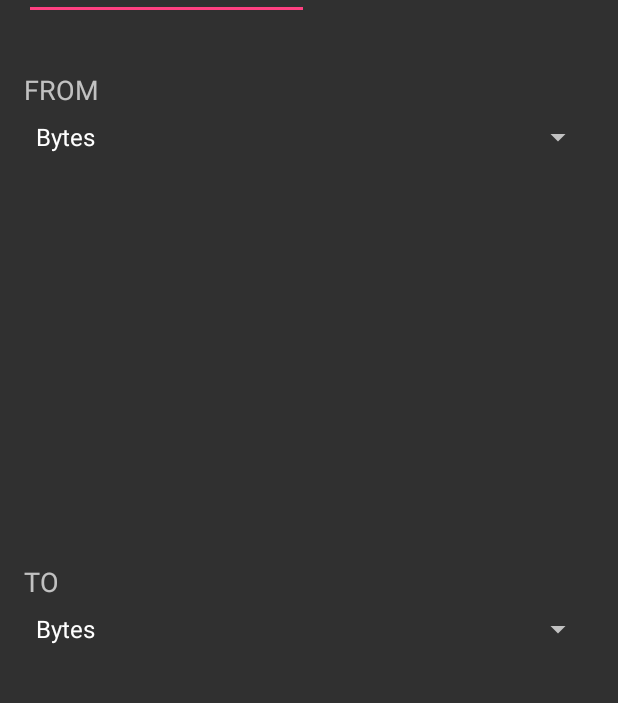
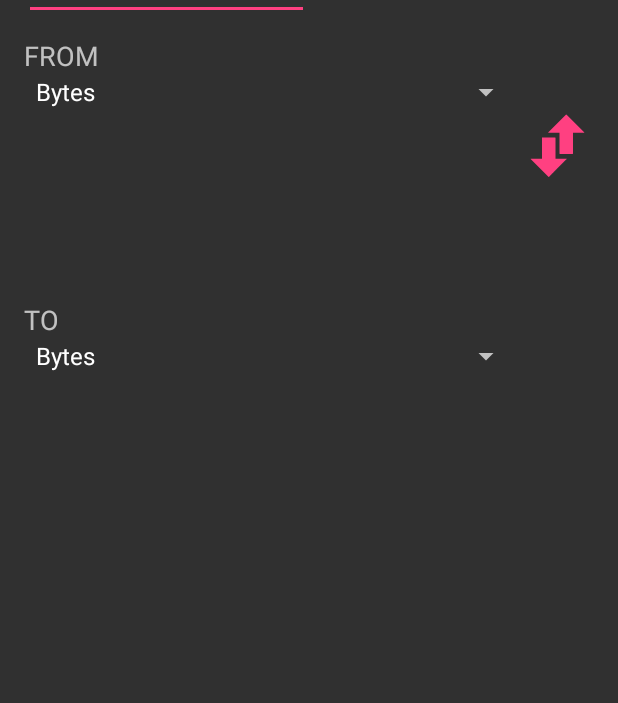
Before and after one commit to andrea9293/ByteConverter, an Android app: the screen it shows after launch (MainActivity), on a phone screen of 412 x 824 dp, the part 304-1007 px from its top. Run offline under Robolectric (Android 15) with nearby library versions, the phone set to English and light mode, and no system bars; 3 statements that could not run were skipped.

Commit message:
add switch button

```diff
--- a/app/src/main/java/com/example/andrea/byteconverter/MainActivity.java
+++ b/app/src/main/java/com/example/andrea/byteconverter/MainActivity.java
@@ -20,6 +20,7 @@ import android.view.MenuItem;
 import android.view.inputmethod.InputMethodManager;
 import android.widget.Button;
 import android.widget.EditText;
+import android.widget.ImageButton;
 import android.widget.Spinner;
 import android.widget.TextView;
 import android.widget.Toast;
@@ -55,6 +56,18 @@ public class MainActivity extends AppCompatActivity implements OnNavigationItemS
         NavigationView navigationView = (NavigationView) findViewById(R.id.nav_view);
         navigationView.setNavigationItemSelectedListener((OnNavigationItemSelectedListener) this);
 
+        final Spinner spinner_from = (Spinner) findViewById(R.id.spinner_from);
+        final Spinner spinner_to= (Spinner) findViewById(R.id.spinner_to);
+
+        ImageButton switch_val = (ImageButton) findViewById(R.id.switchButton);
+        switch_val.setOnClickListener(new View.OnClickListener(){
+            public void onClick(View view){
+                Integer tmp=spinner_to.getSelectedItemPosition();
+                spinner_to.setSelection(spinner_from.getSelectedItemPosition());
+                spinner_from.setSelection(tmp);
+            }
+        });
+
 
         final TextView text2 = (TextView) findViewById(R.id.textView2);
         final EditText text = (EditText) findViewById(R.id.editText);
@@ -66,8 +79,8 @@ public class MainActivity extends AppCompatActivity implements OnNavigationItemS
                 imm.hideSoftInputFromWindow(getCurrentFocus().getWindowToken(), 0);
 
                 //preleva l'indice degli spinner
-                Spinner spinner_from = (Spinner) findViewById(R.id.spinner_from);
-                Spinner spinner_to= (Spinner) findViewById(R.id.spinner_to);
+                /*Spinner spinner_from = (Spinner) findViewById(R.id.spinner_from);
+                Spinner spinner_to= (Spinner) findViewById(R.id.spinner_to);*/
                 Integer index_f=spinner_from.getSelectedItemPosition();
                 Integer index_t=spinner_to.getSelectedItemPosition();
 
@@ -249,9 +262,9 @@ public class MainActivity extends AppCompatActivity implements OnNavigationItemS
             CharSequence text = "Thanks to donate :D";
             toast_p(text);
             startActivity(browserIntent);
-        } else if (id == R.id.nav_send) {
+        } /*else if (id == R.id.nav_send) {
 
-        }
+        }*/
 
         DrawerLayout drawer = (DrawerLayout) findViewById(R.id.drawer_layout);
         drawer.closeDrawer(GravityCompat.START);
--- a/app/src/main/res/layout/content_main.xml
+++ b/app/src/main/res/layout/content_main.xml
@@ -54,27 +54,28 @@
         android:layout_alignParentEnd="true" />
 
     <TextView
-        android:layout_width="match_parent"
+        android:text="FROM"
+        android:layout_width="wrap_content"
         android:layout_height="wrap_content"
-        android:id="@+id/textView2"
-        android:textAlignment="center"
-        android:textSize="30sp"
-        android:layout_alignParentBottom="true"
-        android:layout_marginBottom="87dp"
+        android:id="@+id/textView3"
+        android:textSize="18sp"
+        android:layout_below="@+id/editText"
         android:layout_alignParentLeft="true"
-        android:layout_alignParentStart="true" />
+        android:layout_alignParentStart="true"
+        android:layout_marginTop="11dp" />
 
     <Spinner
         android:layout_width="match_parent"
         android:layout_height="wrap_content"
-        android:layout_marginTop="66dp"
         android:id="@+id/spinner_from"
         android:spinnerMode="dialog"
         android:entries="@array/spinner_elements"
         android:prompt="@string/spinner_prompt1"
-        android:layout_below="@+id/editText"
+        android:layout_below="@+id/textView3"
         android:layout_alignParentLeft="true"
-        android:layout_alignParentStart="true" />
+        android:layout_alignParentStart="true"
+        android:layout_toStartOf="@+id/switchButton"
+        android:layout_toLeftOf="@+id/switchButton" />
 
     <Spinner
         android:layout_width="match_parent"
@@ -83,10 +84,11 @@
         android:spinnerMode="dialog"
         android:entries="@array/spinner_elements"
         android:prompt="@string/spinner_prompt2"
-        android:layout_above="@+id/textView2"
+        android:layout_centerVertical="true"
         android:layout_alignParentLeft="true"
         android:layout_alignParentStart="true"
-        android:layout_marginBottom="46dp" />
+        android:layout_toLeftOf="@+id/switchButton"
+        android:layout_toStartOf="@+id/switchButton" />
 
     <TextView
         android:layout_width="wrap_content"
@@ -94,20 +96,30 @@
         android:id="@+id/textView4"
         android:textSize="18sp"
         android:text="TO"
-        android:layout_alignBottom="@+id/spinner_to"
+        android:layout_above="@+id/spinner_to"
+        android:layout_alignParentLeft="true"
+        android:layout_alignParentStart="true" />
+
+    <ImageButton
+        android:layout_width="wrap_content"
+        android:layout_height="wrap_content"
+        app:srcCompat="@mipmap/switch_valori"
+        android:id="@+id/switchButton"
+        android:background="@android:color/transparent"
+        style="@style/Widget.AppCompat.ImageButton"
+        android:layout_below="@+id/spinner_from"
+        android:layout_alignParentRight="true"
+        android:layout_alignParentEnd="true" />
+
+    <TextView
+        android:layout_width="match_parent"
+        android:layout_height="wrap_content"
+        android:id="@+id/textView2"
+        android:textAlignment="center"
+        android:textSize="30sp"
+        android:layout_below="@+id/spinner_to"
         android:layout_alignParentLeft="true"
         android:layout_alignParentStart="true"
-        android:layout_marginBottom="31dp" />
-
-    <TextView
-        android:text="FROM"
-        android:layout_width="wrap_content"
-        android:layout_height="wrap_content"
-        android:id="@+id/textView3"
-        android:textSize="18sp"
-        android:layout_alignBottom="@+id/spinner_from"
-        android:layout_alignParentLeft="true"
-        android:layout_alignParentStart="true"
-        android:layout_marginBottom="31dp" />
+        android:layout_marginTop="19dp" />
 
 </RelativeLayout>
--- a/app/src/main/res/menu/activity_main_drawer.xml
+++ b/app/src/main/res/menu/activity_main_drawer.xml
@@ -20,16 +20,16 @@
             android:title="Settings" />
     </group>
 
-    <item android:title="Communicate">
+    <item android:title="Other">
         <menu>
             <item
                 android:id="@+id/nav_donate"
                 android:icon="@mipmap/paypal_icon"
                 android:title="Donate" />
-            <item
+          <!--  <item
                 android:id="@+id/nav_send"
                 android:icon="@drawable/ic_menu_send"
-                android:title="More apps" />
+                android:title="More apps" /> -->
         </menu>
     </item>
 
--- a/app/src/main/res/values/colors.xml
+++ b/app/src/main/res/values/colors.xml
@@ -2,5 +2,5 @@
 <resources>
     <color name="colorPrimary">#3f51b5</color>
     <color name="colorPrimaryDark">#303f9f</color>
-    <color name="colorAccent">#FF4081</color>
+    <color name="colorAccent">#ff4081</color>
 </resources>
```
Also changed, not shown: app/src/main/res/mipmap-hdpi/prova_icona.png (deleted), app/src/main/res/mipmap-hdpi/switch_valori.png (added), app/src/main/res/mipmap-mdpi/prova_icona.png (deleted), app/src/main/res/mipmap-mdpi/switch_valori.png (added), app/src/main/res/mipmap-xhdpi/prova_icona.png (deleted), app/src/main/res/mipmap-xhdpi/switch_valori.png (added), app/src/main/res/mipmap-xxhdpi/prova_icona.png (deleted), app/src/main/res/mipmap-xxhdpi/switch_valori.png (added), app/src/main/res/mipmap-xxxhdpi/prova_icona.png (deleted), app/src/main/res/mipmap-xxxhdpi/switch_valori.png (added), app/src/main/switch-web.png (added), app/src/main/switch_valori-web.png (added).
